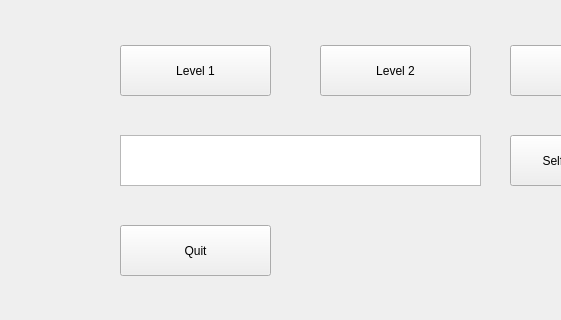
Above: PacmanProject/mainmenu.ui from roman91DE/Abschlussprojekt_EiS2021 before the change; both pictures show x 0 to 561 and y 175 to 495 of the 800 by 600 pixel window. Below: the same form after it.
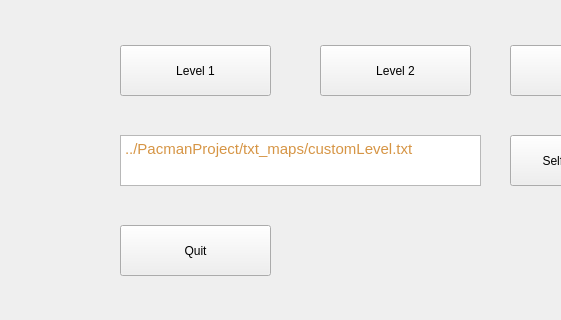
That is the form after the change.

Diff of the .ui file:
```diff
--- a/PacmanProject/mainmenu.ui
+++ b/PacmanProject/mainmenu.ui
@@ -110,6 +110,13 @@
       <height>51</height>
      </rect>
     </property>
+    <property name="html">
+     <string>&lt;!DOCTYPE HTML PUBLIC &quot;-//W3C//DTD HTML 4.0//EN&quot; &quot;http://www.w3.org/TR/REC-html40/strict.dtd&quot;&gt;
+&lt;html&gt;&lt;head&gt;&lt;meta name=&quot;qrichtext&quot; content=&quot;1&quot; /&gt;&lt;style type=&quot;text/css&quot;&gt;
+p, li { white-space: pre-wrap; }
+&lt;/style&gt;&lt;/head&gt;&lt;body style=&quot; font-family:'Ubuntu'; font-size:11pt; font-weight:400; font-style:normal;&quot;&gt;
+&lt;p style=&quot; margin-top:0px; margin-bottom:0px; margin-left:0px; margin-right:0px; -qt-block-indent:0; text-indent:0px;&quot;&gt;&lt;span style=&quot; color:#d69545;&quot;&gt;../PacmanProject/txt_maps/customLevel.txt&lt;/span&gt;&lt;/p&gt;&lt;/body&gt;&lt;/html&gt;</string>
+    </property>
    </widget>
   </widget>
   <widget class="QMenuBar" name="menubar">
```
Left out of the diff: 2 changed lines with no effect on the pictures.
